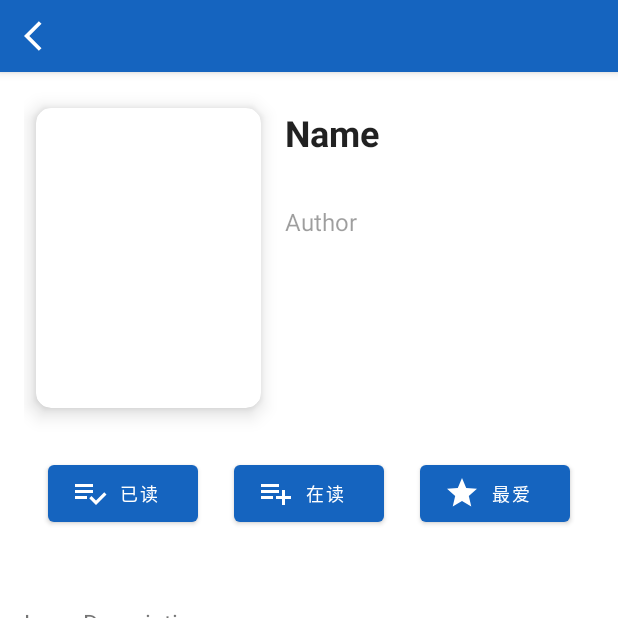
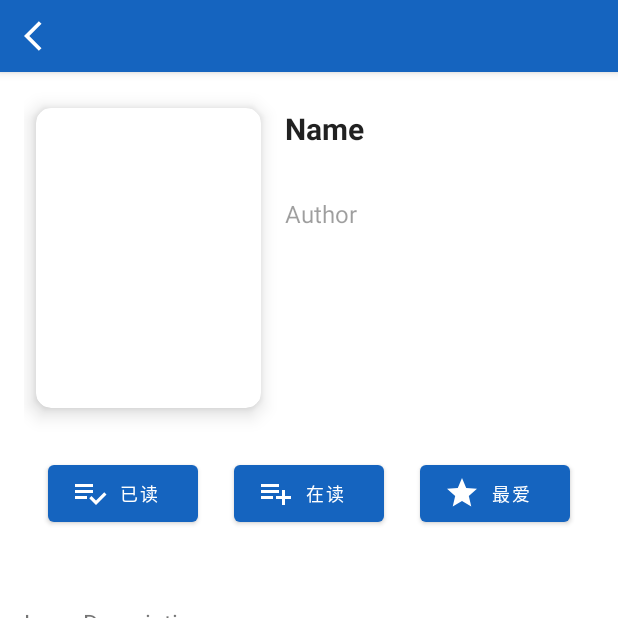
Before and after one commit to peacemo/iFindBook, an Android app: the BookDetailActivity screen opened directly, with no data from a screen before it, on a phone screen of 412 x 824 dp, the top half of it. Run offline under Robolectric (Android 15) with nearby library versions, the phone set to English and light mode, and no system bars; pictures from the network do not load.

```diff
--- a/app/src/main/java/pers/carl/ifindbook/Constants.java
+++ b/app/src/main/java/pers/carl/ifindbook/Constants.java
@@ -25,4 +25,6 @@ public class Constants {
 //    public static final String READ_BOOKS = "http://ifindbook.cn.utools.club/books/read";
     public static final String SEARCH_BOOKS = "http://" + HOST + ":" + PORT + "/books/search";
 //    public static final String SEARCH_BOOKS = "http://ifindbook.cn.utools.club/books/search";
+    public static final String RECMD_BOOKS = "http://" + HOST + ":" + PORT + "/books/recmd";
+//    public static final String RECMD_BOOKS = "http://ifindbook.cn.utools.club/books/recmd";
 }
--- a/app/src/main/res/layout/activity_book_detail.xml
+++ b/app/src/main/res/layout/activity_book_detail.xml
@@ -131,13 +131,15 @@
 
             <TextView
                 android:id="@+id/txtConName"
-                android:layout_width="wrap_content"
+                android:layout_width="150dp"
                 android:layout_height="wrap_content"
                 android:layout_marginStart="16dp"
                 android:text="Name"
-                android:textSize="24sp"
+                android:textSize="20sp"
                 android:textStyle="bold"
                 android:textColor="@color/material_on_background_emphasis_high_type"
+                android:ellipsize="end"
+                android:singleLine="false"
                 app:layout_constraintStart_toEndOf="@+id/imgCoverContainer"
                 app:layout_constraintTop_toTopOf="@+id/imgCoverContainer" />
 
--- a/app/src/main/res/layout/item_list_book.xml
+++ b/app/src/main/res/layout/item_list_book.xml
@@ -55,12 +55,13 @@
 
         <TextView
             android:id="@+id/txtShortDesc"
-            android:layout_width="wrap_content"
+            android:layout_width="230dp"
             android:layout_height="wrap_content"
             android:layout_below="@+id/bookName"
             android:layout_marginStart="16dp"
             android:layout_marginEnd="8dp"
             android:text="ShortDesc"
+            android:singleLine="false"
             android:textColor="@color/material_on_background_disabled"
             app:layout_constraintBottom_toTopOf="@+id/guideline6"
             app:layout_constraintEnd_toEndOf="parent"
```
Also changed, not shown: app/src/main/java/pers/carl/ifindbook/MainActivity.java (+14 -2 lines), app/src/main/java/pers/carl/ifindbook/utils/DBUtils.java (+18 -2 lines), app/src/main/res/layout/activity_main.xml (+10 -0 lines).
